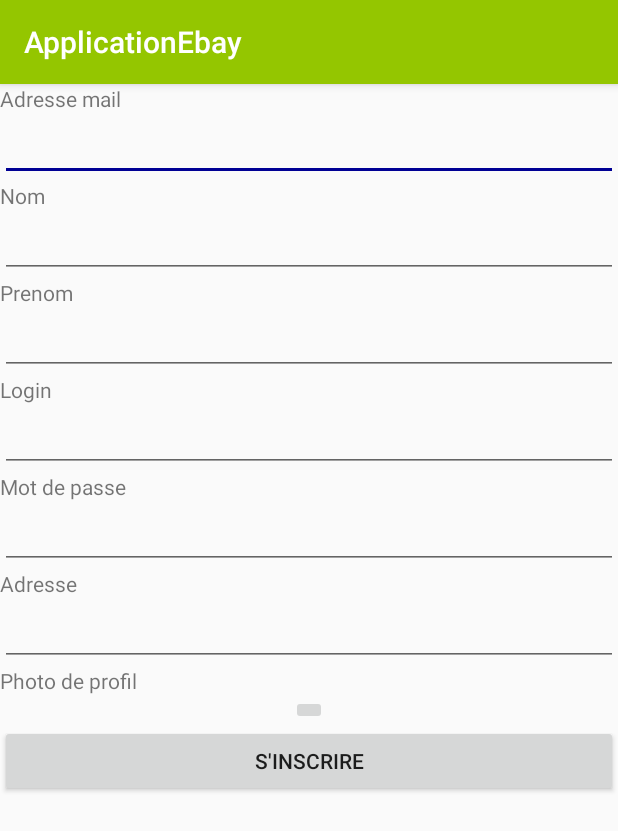
After one commit to AlexisLebreton/MIAGE_M2_AndroidEbay, an Android app: the SinscrireActivity screen opened directly, with no data from a screen before it, on a phone screen of 412 x 824 dp. The commit adds this screen. Shown: the top 831 px of the screen. Run offline under Robolectric (Android 15) with nearby library versions, the phone set to English and light mode, and no system bars.

Commit message:
accueil
ajout activity accueil

```diff
--- a/app/build.gradle
+++ b/app/build.gradle
@@ -22,6 +22,8 @@ dependencies {
     implementation fileTree(dir: 'libs', include: ['*.jar'])
     implementation 'com.android.support:appcompat-v7:28.0.0'
     implementation 'com.android.support.constraint:constraint-layout:1.1.3'
+    implementation 'com.android.support:support-v4:28.0.0'
+    implementation 'com.android.support:design:28.0.0'
     testImplementation 'junit:junit:4.12'
     androidTestImplementation 'com.android.support.test:runner:1.0.2'
     androidTestImplementation 'com.android.support.test.espresso:espresso-core:3.0.2'
--- a/app/src/main/AndroidManifest.xml
+++ b/app/src/main/AndroidManifest.xml
@@ -16,6 +16,11 @@
                 <category android:name="android.intent.category.LAUNCHER" />
             </intent-filter>
         </activity>
+        <activity android:name=".SinscrireActivity" />
+        <activity
+            android:name=".AccueilActivity"
+            android:label="@string/title_activity_accueil"
+            android:theme="@style/AppTheme.NoActionBar"></activity>
     </application>
 
 </manifest>
--- /dev/null
+++ b/app/src/main/java/com/example/alexislebreton/applicationebay/SinscrireActivity.java
@@ -0,0 +1,25 @@
+package com.example.alexislebreton.applicationebay;
+
+import android.content.Intent;
+import android.support.v7.app.AppCompatActivity;
+import android.os.Bundle;
+import android.view.View;
+import android.widget.Button;
+
+public class SinscrireActivity extends AppCompatActivity {
+
+    @Override
+    protected void onCreate(Bundle savedInstanceState) {
+        super.onCreate(savedInstanceState);
+        setContentView(R.layout.activity_sinscrire);
+
+        final Button sinscrire_btn_sinscrire = (Button)findViewById(R.id.sinscrire_btn_sinscrire);
+        sinscrire_btn_sinscrire.setOnClickListener(new View.OnClickListener() {
+            public void onClick(View v) {
+
+                finish();
+
+            }
+        });
+    }
+}
--- a/app/src/main/res/layout/activity_connexion.xml
+++ b/app/src/main/res/layout/activity_connexion.xml
@@ -38,7 +38,6 @@
         app:layout_constraintLeft_toLeftOf="parent"
         app:layout_constraintRight_toRightOf="parent">
 
-
         <TextView
             android:id="@+id/connexion_tv_login"
             android:layout_width="0dp"
@@ -54,11 +53,10 @@
             android:layout_width="0dp"
             android:layout_height="wrap_content"
             android:ems="10"
-            android:inputType="textPersonName"
+            android:inputType="text"
             app:layout_constraintLeft_toLeftOf="parent"
             app:layout_constraintRight_toRightOf="parent"
             app:layout_constraintTop_toBottomOf="@+id/connexion_tv_login" />
-
 
     </android.support.constraint.ConstraintLayout>
 
@@ -69,7 +67,6 @@
         app:layout_constraintBottom_toTopOf="@+id/connexion_cl_connexion"
         app:layout_constraintLeft_toLeftOf="parent"
         app:layout_constraintRight_toRightOf="parent">
-
 
         <TextView
             android:id="@+id/connexion_tv_motdepasse"
@@ -90,7 +87,6 @@
             app:layout_constraintLeft_toLeftOf="parent"
             app:layout_constraintRight_toRightOf="parent"
             app:layout_constraintTop_toBottomOf="@+id/connexion_tv_motdepasse" />
-
 
     </android.support.constraint.ConstraintLayout>
 
--- /dev/null
+++ b/app/src/main/res/layout/activity_sinscrire.xml
@@ -0,0 +1,223 @@
+<?xml version="1.0" encoding="utf-8"?>
+<android.support.constraint.ConstraintLayout xmlns:android="http://schemas.android.com/apk/res/android"
+    xmlns:app="http://schemas.android.com/apk/res-auto"
+    xmlns:tools="http://schemas.android.com/tools"
+    android:layout_width="match_parent"
+    android:layout_height="match_parent"
+    tools:context=".SinscrireActivity">
+
+    <android.support.constraint.ConstraintLayout
+        android:id="@+id/sinscrire_cl_mail"
+        android:layout_width="0dp"
+        android:layout_height="wrap_content"
+        app:layout_constraintTop_toTopOf="parent"
+        app:layout_constraintLeft_toLeftOf="parent"
+        app:layout_constraintRight_toRightOf="parent">
+
+        <TextView
+            android:id="@+id/sinscrire_tv_mail"
+            android:layout_width="0dp"
+            android:layout_height="wrap_content"
+            android:text="@string/sinscrire_tv_mail"
+            app:layout_constraintLeft_toLeftOf="parent"
+            app:layout_constraintRight_toRightOf="parent"
+            app:layout_constraintTop_toTopOf="parent"/>
+
+        <EditText
+            android:id="@+id/sinscrire_et_mail"
+            android:layout_width="0dp"
+            android:layout_height="wrap_content"
+            android:ems="10"
+            android:inputType="text"
+            app:layout_constraintLeft_toLeftOf="parent"
+            app:layout_constraintRight_toRightOf="parent"
+            app:layout_constraintTop_toBottomOf="@+id/sinscrire_tv_mail" />
+    </android.support.constraint.ConstraintLayout>
+
+    <android.support.constraint.ConstraintLayout
+        android:id="@+id/sinscrire_cl_nom"
+        android:layout_width="0dp"
+        android:layout_height="wrap_content"
+        app:layout_constraintTop_toBottomOf="@+id/sinscrire_cl_mail"
+        app:layout_constraintLeft_toLeftOf="parent"
+        app:layout_constraintRight_toRightOf="parent">
+
+        <TextView
+            android:id="@+id/sinscrire_tv_nom"
+            android:layout_width="0dp"
+            android:layout_height="wrap_content"
+            android:text="@string/sinscrire_tv_nom"
+            app:layout_constraintLeft_toLeftOf="parent"
+            app:layout_constraintRight_toRightOf="parent"
+            app:layout_constraintTop_toTopOf="parent"/>
+
+        <EditText
+            android:id="@+id/sinscrire_et_nom"
+            android:layout_width="0dp"
+            android:layout_height="wrap_content"
+            android:ems="10"
+            android:inputType="text"
+            app:layout_constraintLeft_toLeftOf="parent"
+            app:layout_constraintRight_toRightOf="parent"
+            app:layout_constraintTop_toBottomOf="@+id/sinscrire_tv_nom" />
+    </android.support.constraint.ConstraintLayout>
+
+    <android.support.constraint.ConstraintLayout
+        android:id="@+id/sinscrire_cl_prenom"
+        android:layout_width="0dp"
+        android:layout_height="wrap_content"
+        app:layout_constraintTop_toBottomOf="@+id/sinscrire_cl_nom"
+        app:layout_constraintLeft_toLeftOf="parent"
+        app:layout_constraintRight_toRightOf="parent">
+
+        <TextView
+            android:id="@+id/sinscrire_tv_prenom"
+            android:layout_width="0dp"
+            android:layout_height="wrap_content"
+            android:text="@string/sinscrire_tv_prenom"
+            app:layout_constraintLeft_toLeftOf="parent"
+            app:layout_constraintRight_toRightOf="parent"
+            app:layout_constraintTop_toTopOf="parent"/>
+
+        <EditText
+            android:id="@+id/sinscrire_et_prenom"
+            android:layout_width="0dp"
+            android:layout_height="wrap_content"
+            android:ems="10"
+            android:inputType="text"
+            app:layout_constraintLeft_toLeftOf="parent"
+            app:layout_constraintRight_toRightOf="parent"
+            app:layout_constraintTop_toBottomOf="@+id/sinscrire_tv_prenom" />
+    </android.support.constraint.ConstraintLayout>
+
+    <android.support.constraint.ConstraintLayout
+        android:id="@+id/sinscrire_cl_login"
+        android:layout_width="0dp"
+        android:layout_height="wrap_content"
+        app:layout_constraintTop_toBottomOf="@+id/sinscrire_cl_prenom"
+        app:layout_constraintLeft_toLeftOf="parent"
+        app:layout_constraintRight_toRightOf="parent">
+
+        <TextView
+            android:id="@+id/sinscrire_tv_login"
+            android:layout_width="0dp"
+            android:layout_height="wrap_content"
+            android:text="@string/sinscrire_tv_login"
+            app:layout_constraintLeft_toLeftOf="parent"
+            app:layout_constraintRight_toRightOf="parent"
+            app:layout_constraintTop_toTopOf="parent"/>
+
+        <EditText
+            android:id="@+id/sinscrire_et_login"
+            android:layout_width="0dp"
+            android:layout_height="wrap_content"
+            android:ems="10"
+            android:inputType="text"
+            app:layout_constraintLeft_toLeftOf="parent"
+            app:layout_constraintRight_toRightOf="parent"
+            app:layout_constraintTop_toBottomOf="@+id/sinscrire_tv_login" />
+    </android.support.constraint.ConstraintLayout>
+
+    <android.support.constraint.ConstraintLayout
+        android:id="@+id/sinscrire_cl_motdepasse"
+        android:layout_width="0dp"
+        android:layout_height="wrap_content"
+        app:layout_constraintTop_toBottomOf="@+id/sinscrire_cl_login"
+        app:layout_constraintLeft_toLeftOf="parent"
+        app:layout_constraintRight_toRightOf="parent">
+
+        <TextView
+            android:id="@+id/sinscrire_tv_motdepasse"
+            android:layout_width="0dp"
+            android:layout_height="wrap_content"
+            android:text="@string/sinscrire_tv_motdepasse"
+            app:layout_constraintLeft_toLeftOf="parent"
+            app:layout_constraintRight_toRightOf="parent"
+            app:layout_constraintTop_toTopOf="parent"/>
+
+        <EditText
+            android:id="@+id/sinscrire_et_motdepasse"
+            android:layout_width="0dp"
+            android:layout_height="wrap_content"
+            android:ems="10"
+            android:inputType="textPassword"
+            app:layout_constraintLeft_toLeftOf="parent"
+            app:layout_constraintRight_toRightOf="parent"
+            app:layout_constraintTop_toBottomOf="@+id/sinscrire_tv_motdepasse" />
+    </android.support.constraint.ConstraintLayout>
+
+    <android.support.constraint.ConstraintLayout
+        android:id="@+id/sinscrire_cl_adresse"
+        android:layout_width="0dp"
+        android:layout_height="wrap_content"
+        app:layout_constraintTop_toBottomOf="@+id/sinscrire_cl_motdepasse"
+        app:layout_constraintLeft_toLeftOf="parent"
+        app:layout_constraintRight_toRightOf="parent">
+
+        <TextView
+            android:id="@+id/sinscrire_tv_adresse"
+            android:layout_width="0dp"
+            android:layout_height="wrap_content"
+            android:text="@string/sinscrire_tv_adresse"
+            app:layout_constraintLeft_toLeftOf="parent"
+            app:layout_constraintRight_toRightOf="parent"
+            app:layout_constraintTop_toTopOf="parent"/>
+
+        <EditText
+            android:id="@+id/sinscrire_et_adresse"
+            android:layout_width="0dp"
+            android:layout_height="wrap_content"
+            android:ems="10"
+            android:inputType="textPassword"
+            app:layout_constraintLeft_toLeftOf="parent"
+            app:layout_constraintRight_toRightOf="parent"
+            app:layout_constraintTop_toBottomOf="@+id/sinscrire_tv_adresse" />
+    </android.support.constraint.ConstraintLayout>
+
+    <android.support.constraint.ConstraintLayout
+        android:id="@+id/sinscrire_cl_photoprofil"
+        android:layout_width="0dp"
+        android:layout_height="wrap_content"
+        app:layout_constraintTop_toBottomOf="@+id/sinscrire_cl_adresse"
+        app:layout_constraintLeft_toLeftOf="parent"
+        app:layout_constraintRight_toRightOf="parent">
+
+        <TextView
+            android:id="@+id/sinscrire_tv_photoprofil"
+            android:layout_width="0dp"
+            android:layout_height="wrap_content"
+            android:text="@string/sinscrire_tv_photoprofil"
+            app:layout_constraintLeft_toLeftOf="parent"
+            app:layout_constraintRight_toRightOf="parent"
+            app:layout_constraintTop_toTopOf="parent"/>
+
+        <ImageButton
+            android:id="@+id/sinscrire_ib_photoprofil"
+            android:layout_width="wrap_content"
+            android:layout_height="wrap_content"
+            tools:srcCompat="@tools:sample/avatars"
+            app:layout_constraintLeft_toLeftOf="parent"
+            app:layout_constraintRight_toRightOf="parent"
+            app:layout_constraintTop_toBottomOf="@+id/sinscrire_tv_photoprofil" />
+    </android.support.constraint.ConstraintLayout>
+
+    <android.support.constraint.ConstraintLayout
+
+        android:id="@+id/sinscrire_cl_sinscrire"
+        android:layout_width="0dp"
+        android:layout_height="wrap_content"
+        app:layout_constraintTop_toBottomOf="@+id/sinscrire_cl_photoprofil"
+        app:layout_constraintLeft_toLeftOf="parent"
+        app:layout_constraintRight_toRightOf="parent">
+
+        <Button
+            android:id="@+id/sinscrire_btn_sinscrire"
+            android:layout_width="0dp"
+            android:layout_height="wrap_content"
+            android:text="@string/connexion_btn_sinscrire"
+            app:layout_constraintLeft_toLeftOf="parent"
+            app:layout_constraintRight_toRightOf="parent"
+            app:layout_constraintTop_toTopOf="parent"/>
+    </android.support.constraint.ConstraintLayout>
+
+</android.support.constraint.ConstraintLayout>
--- /dev/null
+++ b/app/src/main/res/menu/accueil.xml
@@ -0,0 +1,5 @@
+<?xml version="1.0" encoding="utf-8"?>
+<menu xmlns:android="http://schemas.android.com/apk/res/android"
+    xmlns:app="http://schemas.android.com/apk/res-auto">
+
+</menu>
--- /dev/null
+++ b/app/src/main/res/values-v21/styles.xml
@@ -0,0 +1,8 @@
+<resources>
+
+    <style name="AppTheme.NoActionBar">
+        <item name="windowActionBar">false</item>
+        <item name="windowNoTitle">true</item>
+        <item name="android:statusBarColor">@android:color/transparent</item>
+    </style>
+</resources>
--- a/app/src/main/res/values/strings.xml
+++ b/app/src/main/res/values/strings.xml
@@ -1,7 +1,29 @@
 <resources>
+
     <string name="app_name">ApplicationEbay</string>
+
     <string name="connexion_tv_login">Login</string>
     <string name="connexion_tv_motdepasse">Mot de passe</string>
     <string name="connexion_btn_connexion">Connexion</string>
     <string name="connexion_btn_sinscrire">S\'inscrire</string>
+
+    <string name="sinscrire_tv_mail">Adresse mail</string>
+    <string name="sinscrire_tv_nom">Nom</string>
+    <string name="sinscrire_tv_prenom">Prenom</string>
+    <string name="sinscrire_tv_login">Login</string>
+    <string name="sinscrire_tv_motdepasse">Mot de passe</string>
+    <string name="sinscrire_tv_adresse">Adresse</string>
+    <string name="sinscrire_tv_photoprofil">Photo de profil</string>
+    <string name="sinscrire_btn_sinscrire">S\'inscrire</string>
+
+    <string name="title_activity_accueil">AccueilActivity</string>
+    <string name="navigation_drawer_open">Open navigation drawer</string>
+    <string name="navigation_drawer_close">Close navigation drawer</string>
+    <string name="nav_header_title">Android Studio</string>
+    <string name="nav_header_subtitle">android.studio@android.com</string>
+    <string name="nav_header_desc">Navigation header</string>
+
+    <string name="accueil_tv_listeannonces">Liste des annonces :</string>
+
+
 </resources>
--- a/app/src/main/res/values/styles.xml
+++ b/app/src/main/res/values/styles.xml
@@ -8,4 +8,13 @@
         <item name="colorAccent">@color/colorAccent</item>
     </style>
 
+    <style name="AppTheme.NoActionBar">
+        <item name="windowActionBar">false</item>
+        <item name="windowNoTitle">true</item>
+    </style>
+
+    <style name="AppTheme.AppBarOverlay" parent="ThemeOverlay.AppCompat.Dark.ActionBar" />
+
+    <style name="AppTheme.PopupOverlay" parent="ThemeOverlay.AppCompat.Light" />
+
 </resources>
```
Also changed, not shown: app/src/main/java/com/example/alexislebreton/applicationebay/AccueilActivity.java (added, +77 -0 lines), app/src/main/java/com/example/alexislebreton/applicationebay/ConnexionActivity.java (+26 -0 lines), app/src/main/res/drawable/side_nav_bar.xml (added, +8 -0 lines), app/src/main/res/layout/activity_accueil.xml (added, +25 -0 lines), app/src/main/res/layout/app_bar_accueil.xml (added, +25 -0 lines), app/src/main/res/layout/content_accueil.xml (added, +27 -0 lines), app/src/main/res/layout/nav_header_accueil.xml (added, +36 -0 lines), app/src/main/res/menu/activity_accueil_drawer.xml (added, +41 -0 lines), app/src/main/res/values/dimens.xml (added, +8 -0 lines), 1 other file.
